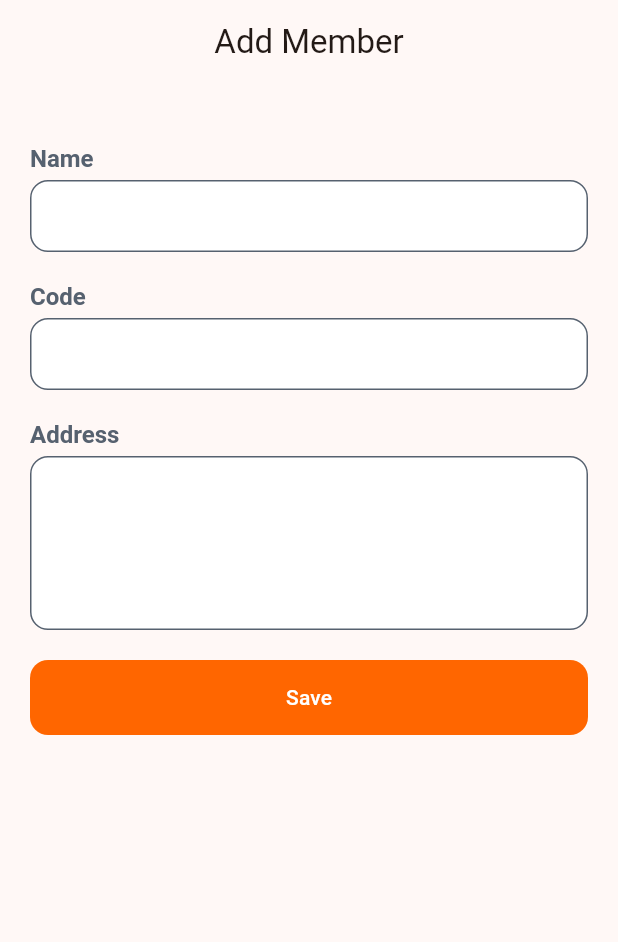
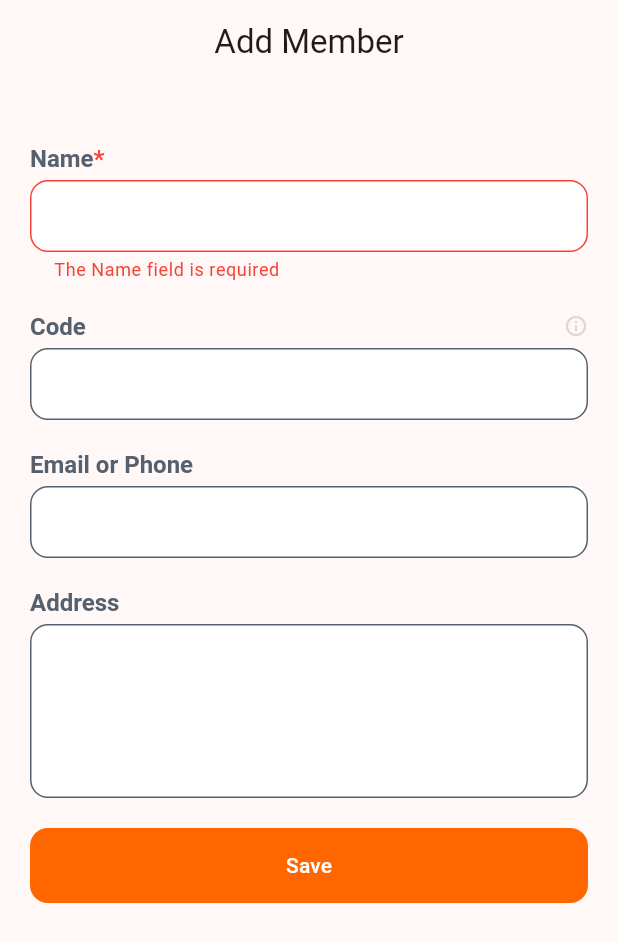
Before and after one commit to lakasir/lakasir_flutter, a Flutter app: the AddMemberScreen screen opened by its route, after a tap on "Save", on a phone screen of 412 x 824 dp. Shown: the top 942 px of the screen. Run offline on Flutter 3.47's test engine with Material 3 defaults, Android fonts, the phone set to English and light mode, and no system bars; our stand-ins replace flutter_dotenv, get, image_picker, shared_preferences; accounts and stored records are empty; network calls fail; Roboto replaces fonts that are missing (SourceSans).

Commit message:
feat(Member): add crud operational

```diff
--- a/lib/api/endpoints/auth_endpoints.dart
+++ /dev/null
@@ -1,5 +0,0 @@
-class AuthEndpoint {
-  static String login() {
-    return '/auth/login';
-  }
-}
--- /dev/null
+++ b/lib/api/requests/member_request.dart
@@ -0,0 +1,22 @@
+class MemberRequest {
+  final String name;
+  final String address;
+  final String code;
+  final String email;
+
+  MemberRequest({
+    required this.name,
+    required this.address,
+    required this.code,
+    required this.email,
+  });
+
+  Map<String, dynamic> toJson() {
+    return {
+      'name': name,
+      'address': address,
+      'code': code,
+      'email': email,
+    };
+  }
+}
--- /dev/null
+++ b/lib/api/responses/members/member_error_response.dart
@@ -0,0 +1,16 @@
+class MemberErrorResponse {
+  String name;
+  String? email;
+
+  MemberErrorResponse({
+    required this.name,
+    this.email,
+  });
+
+  factory MemberErrorResponse.fromJson(Map<String, dynamic> json) {
+    return MemberErrorResponse(
+      name: json['name'] == null ? '' : json['name'][0],
+      email: json['email'] == null ? '' : json['email'][0],
+    );
+  }
+}
--- a/lib/api/responses/members/member_response.dart
+++ b/lib/api/responses/members/member_response.dart
@@ -1,8 +1,9 @@
 class MemberResponse {
   int id;
   String name;
-  String code;
-  String address;
+  String? code;
+  String? address;
+  String? email;
   final String createdAt;
   final String updatedAt;
 
@@ -11,6 +12,7 @@ class MemberResponse {
     required this.name,
     required this.code,
     required this.address,
+    required this.email,
     required this.createdAt,
     required this.updatedAt,
   });
@@ -23,6 +25,7 @@ class MemberResponse {
       address: json['address'],
       createdAt: json['created_at'],
       updatedAt: json['updated_at'],
+      email: json['email'],
     );
   }
 }
--- /dev/null
+++ b/lib/controllers/members/member_add_controller.dart
@@ -0,0 +1,75 @@
+import 'dart:convert';
+
+import 'package:flutter/material.dart';
+import 'package:get/get.dart';
+import 'package:lakasir/Exceptions/validation.dart';
+import 'package:lakasir/api/requests/member_request.dart';
+import 'package:lakasir/api/responses/error_response.dart';
+import 'package:lakasir/api/responses/members/member_error_response.dart';
+import 'package:lakasir/controllers/members/member_controller.dart';
+import 'package:lakasir/services/member_service.dart';
+import 'package:lakasir/utils/colors.dart';
+
+class MemberAddController extends GetxController {
+  final MemberController _memberController = Get.find();
+  final GlobalKey<FormState> formKey = GlobalKey<FormState>();
+  final MemberService _memberService = MemberService();
+  final memberNameController = TextEditingController();
+  final memberCodeController = TextEditingController();
+  final memberEmailOrPhoneController = TextEditingController();
+  final memberAddressController = TextEditingController();
+  final isSubmitting = false.obs;
+  Rx<MemberErrorResponse> memberErrorResponse = MemberErrorResponse(
+    name: "",
+  ).obs;
+
+  Future<void> addMember() async {
+    try {
+      isSubmitting(true);
+      if (!formKey.currentState!.validate()) {
+        isSubmitting(false);
+        return;
+      }
+      await _memberService.add(
+        MemberRequest(
+          name: memberNameController.text,
+          code: memberCodeController.text,
+          email: memberEmailOrPhoneController.text,
+          address: memberAddressController.text,
+        ),
+      );
+      Get.back();
+      Get.rawSnackbar(
+        message: "Success to add member",
+        backgroundColor: success,
+      );
+      isSubmitting(false);
+      _memberController.fetchMembers();
+    } catch (e) {
+      isSubmitting(false);
+      if (e is ValidationException) {
+        ErrorResponse<MemberErrorResponse> errorResponse =
+            ErrorResponse.fromJson(
+          jsonDecode(
+            e.toString(),
+          ),
+          (json) => MemberErrorResponse.fromJson(json),
+        );
+        memberErrorResponse(errorResponse.errors);
+      }
+    }
+  }
+
+  void clear() {
+    memberNameController.clear();
+    memberCodeController.clear();
+    memberEmailOrPhoneController.clear();
+    memberAddressController.clear();
+    memberErrorResponse(
+      MemberErrorResponse(
+        name: "",
+        email: "",
+      ),
+    );
+  }
+}
--- /dev/null
+++ b/lib/controllers/members/member_controller.dart
@@ -0,0 +1,22 @@
+import 'package:get/get.dart';
+import 'package:lakasir/api/responses/members/member_response.dart';
+import 'package:lakasir/services/member_service.dart';
+
+class MemberController extends GetxController {
+  final MemberService _memberService = MemberService();
+  RxList<MemberResponse> members = <MemberResponse>[].obs;
+  final isFetching = false.obs;
+
+  Future<void> fetchMembers() async {
+    isFetching(true);
+    final response = await _memberService.get();
+    members.assignAll(response);
+    isFetching(false);
+  }
+
+  @override
+  void onInit() {
+    super.onInit();
+    fetchMembers();
+  }
+}
--- a/lib/screens/members/add_screen.dart
+++ b/lib/screens/members/add_screen.dart
@@ -1,12 +1,12 @@
-// ignore_for_file: prefer_final_fields
-
 import 'package:flutter/material.dart';
+import 'package:get/get.dart';
+import 'package:lakasir/controllers/members/member_add_controller.dart';
 import 'package:lakasir/widgets/filled_button.dart';
 import 'package:lakasir/widgets/layout.dart';
 import 'package:lakasir/widgets/text_field.dart';
 
 class AddMemberScreen extends StatefulWidget {
-  const AddMemberScreen({Key? key}) : super(key: key);
+  const AddMemberScreen({super.key});
 
   static const routeName = '/menu/profile/edit';
 
@@ -15,9 +15,9 @@ class AddMemberScreen extends StatefulWidget {
 }
 
 class _AddMemberScreenState extends State<AddMemberScreen> {
-  TextEditingController _nameInputController = TextEditingController();
-  TextEditingController _codeInputController = TextEditingController();
-  TextEditingController _addressInputController = TextEditingController();
+  final MemberAddController _memberAddController = Get.put(
+    MemberAddController(),
+  );
 
   @override
   void didChangeDependencies() {
@@ -25,43 +25,75 @@ class _AddMemberScreenState extends State<AddMemberScreen> {
   }
 
   @override
+  void dispose() {
+    _memberAddController.clear();
+    super.dispose();
+  }
+
+  @override
   Widget build(BuildContext context) {
     return Layout(
       title: 'Add Member',
+      child: Form(
+        key: _memberAddController.formKey,
         child: ListView(
           keyboardDismissBehavior: ScrollViewKeyboardDismissBehavior.onDrag,
           children: [
             Container(
               margin: const EdgeInsets.only(top: 20),
-            child: MyTextField(
-              controller: _nameInputController,
+              child: Obx(
+                () => MyTextField(
+                  controller: _memberAddController.memberNameController,
+                  mandatory: true,
                   label: "Name",
+                  errorText:
+                      _memberAddController.memberErrorResponse.value.name,
+                ),
               ),
             ),
             Container(
               margin: const EdgeInsets.only(top: 20),
               child: MyTextField(
-              controller: _codeInputController,
+                controller: _memberAddController.memberCodeController,
+                info:
+                    "You can leave this field empty and will be generated automatically",
                 label: "Code",
+              ),
+            ),
+            Container(
+              margin: const EdgeInsets.only(top: 20),
+              child: Obx(
+                () => MyTextField(
+                  controller: _memberAddController.memberEmailOrPhoneController,
+                  label: "Email or Phone",
+                  errorText:
+                      _memberAddController.memberErrorResponse.value.email ??
+                          "",
+                ),
               ),
             ),
             Container(
               margin: const EdgeInsets.only(top: 20),
               child: MyTextField(
                 maxLines: 4,
-              controller: _addressInputController,
+                textInputAction: TextInputAction.newline,
+                controller: _memberAddController.memberAddressController,
                 label: "Address",
               ),
             ),
             Container(
               margin: const EdgeInsets.only(top: 20),
-            child: MyFilledButton(
-              onPressed: () {},
+              child: Obx(
+                () => MyFilledButton(
+                  onPressed: _memberAddController.addMember,
+                  isLoading: _memberAddController.isSubmitting.value,
                   child: const Text('Save'),
+                ),
               ),
             ),
           ],
         ),
+      ),
     );
   }
 }
--- a/lib/screens/transactions/history/history_screen.dart
+++ b/lib/screens/transactions/history/history_screen.dart
@@ -26,6 +26,7 @@ class HistoryScreen extends StatelessWidget {
         address: "lorem ipsum",
         createdAt: "2021-10-20T07:00:00.000000Z",
         updatedAt: "2021-10-20T07:00:00.000000Z",
+        email: '',
       ),
       products: [
         ProductResponse(
--- /dev/null
+++ b/lib/services/member_service.dart
@@ -0,0 +1,33 @@
+import 'package:get/get.dart';
+import 'package:lakasir/api/api_service.dart';
+import 'package:lakasir/api/requests/member_request.dart';
+import 'package:lakasir/api/responses/api_response.dart';
+import 'package:lakasir/api/responses/members/member_response.dart';
+import 'package:lakasir/utils/auth.dart';
+
+class MemberService {
+  MemberService();
+
+  Future<RxList<MemberResponse>> get() async {
+    final response =
+        await ApiService(await getDomain()).fetchData('master/member');
+    final apiResponse = ApiResponse.fromJsonList(response, (json) {
+      return RxList<MemberResponse>.from(
+          json.map((x) => MemberResponse.fromJson(x)));
+    });
+
+    return apiResponse.data!.value;
+  }
+
+  Future<void> add(MemberRequest request) async {
+    await ApiService(await getDomain()).postData('master/member', request.toJson());
+  }
+
+  Future<void> delete(int id) async {
+    await ApiService(await getDomain()).deleteData('master/member/$id');
+  }
+
+  Future<void> update(int id, MemberRequest request) async {
+    await ApiService(await getDomain()).putData('master/member/$id', request.toJson());
+  }
+}
--- a/lib/widgets/filled_button.dart
+++ b/lib/widgets/filled_button.dart
@@ -5,12 +5,14 @@ class MyFilledButton extends StatefulWidget {
   final bool? isLoading;
   final VoidCallback onPressed;
   final Widget child;
+  final Color? color;
 
   const MyFilledButton({
     super.key,
     this.isLoading = false,
     required this.onPressed,
     required this.child,
+    this.color = primary,
   });
 
   @override
@@ -26,7 +28,7 @@ class _MyFilledButton extends State<MyFilledButton> {
       child: FilledButton(
         onPressed: widget.onPressed,
         style: ButtonStyle(
-          backgroundColor: MaterialStateProperty.all<Color>(primary),
+          backgroundColor: MaterialStateProperty.all<Color>(widget.color!),
           shape: MaterialStateProperty.all<RoundedRectangleBorder>(
             const RoundedRectangleBorder(
               borderRadius: BorderRadius.all(Radius.circular(12)),
--- a/lib/widgets/text_field.dart
+++ b/lib/widgets/text_field.dart
@@ -117,7 +117,7 @@ class _MyTextFieldState extends State<MyTextField> {
               return widget.validator!(value);
             }
             if (widget.mandatory && value!.isEmpty) {
-              return "Field is required";
+              return "The ${widget.label} field is required";
             }
             return null;
           },
```
Also changed, not shown: lib/api/api_service.dart (+25 -0 lines), lib/controllers/members/member_update_controller.dart (added, +139 -0 lines), lib/screens/login_screen.dart (+0 -12 lines), lib/screens/members/edit_screen.dart (+54 -18 lines), lib/screens/members/member_screen.dart (+41 -37 lines). Lines whose indentation alone changed are shown as unchanged.
